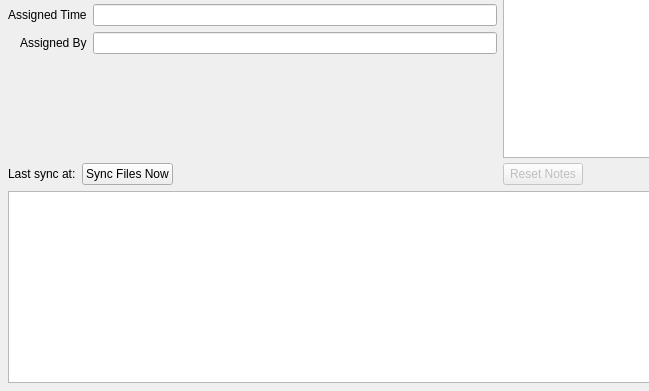
First picture: the form in epyqlib/tabs/files/filesview.ui, repository epcpower/stlib, before the edit; both pictures show x 0 to 649 and y 209 to 600 of the 1000 by 600 pixel window.
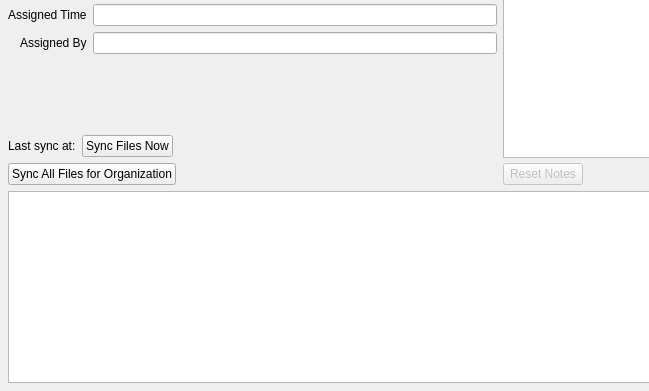
Second picture: the form after the edit.

Commit message: Add and implement "Fetch all associations for organization" button.

Diff of the .ui file:
```diff
--- a/epyqlib/tabs/files/filesview.ui
+++ b/epyqlib/tabs/files/filesview.ui
@@ -244,6 +244,30 @@
              </property>
              <property name="sizeHint" stdset="0">
               <size>
+               <width>20</width>
+               <height>5</height>
+              </size>
+             </property>
+            </spacer>
+           </item>
+          </layout>
+         </item>
+         <item>
+          <layout class="QHBoxLayout" name="horizontalLayout_5">
+           <item>
+            <widget class="QPushButton" name="sync_all">
+             <property name="text">
+              <string>Sync All Files for Organization</string>
+             </property>
+            </widget>
+           </item>
+           <item>
+            <spacer name="horizontalSpacer_6">
+             <property name="orientation">
+              <enum>Qt::Horizontal</enum>
+             </property>
+             <property name="sizeHint" stdset="0">
+              <size>
                <width>40</width>
                <height>20</height>
               </size>
```
The commit also changes 4 other files.
